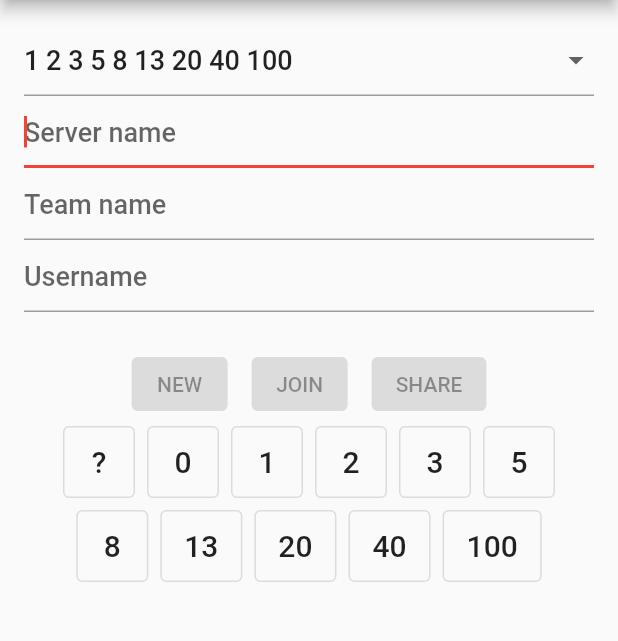
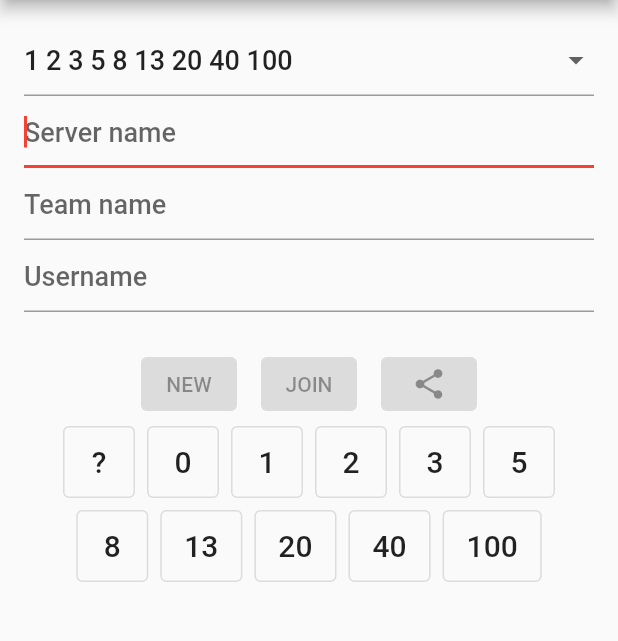
Before and after one commit to amwebexpert/ws_poker_planning_app, a Flutter app: the screen it shows after launch, on a phone screen of 412 x 824 dp, the part 84-725 px from its top. Run offline on Flutter 3.47's test engine with Material 2 defaults, Android fonts, the phone set to English and light mode, and no system bars; our stand-ins replace connectivity_plus, device_info_plus, flutter_mobx, flutter_native_splash, flutter_svg, get_it and 7 more; missing offline and left inert: shared_preferences_web; generated files the repository leaves out were written again; project files that could hold a hidden picture were left out.

```diff
--- a/lib/features/home/poker.planning.options.form.dart
+++ b/lib/features/home/poker.planning.options.form.dart
@@ -152,7 +152,7 @@ class _PokerOptionsFormWidgetState extends State<PokerOptionsFormWidget> {
                   message: localizations.shareHint,
                   child: ElevatedButton(
                     onPressed: isFormPopulated ? sessionSharing : null,
-                    child: Text(localizations.share.toUpperCase()),
+                    child: const Icon(Icons.share),
                   ),
                 ),
               ],
```
